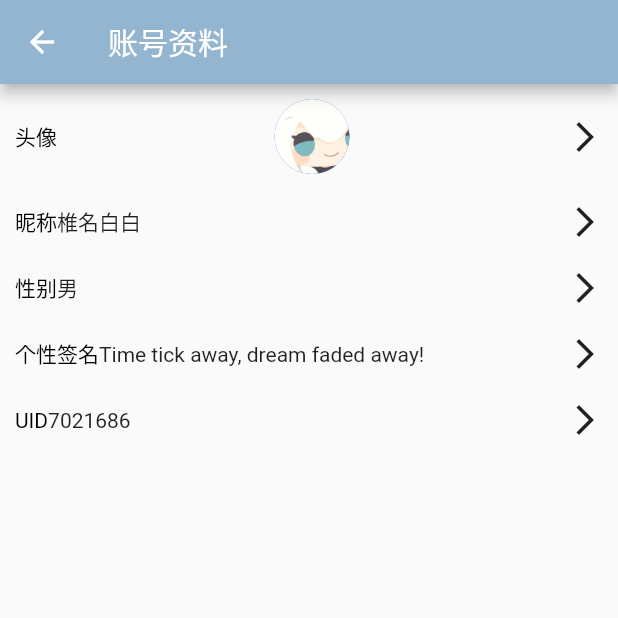
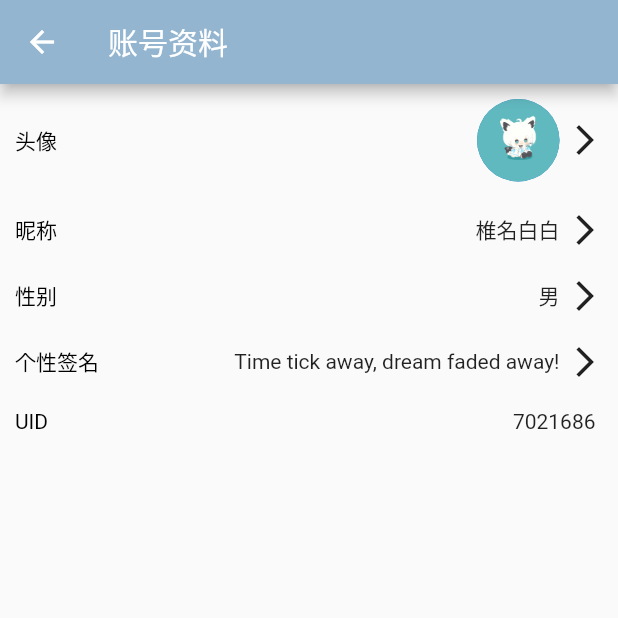
Before and after one commit to shiramashiro/qingyou_mobile, a Flutter app: the UserCenterSlice screen opened directly, on a phone screen of 412 x 824 dp, the top half of it. Run offline on Flutter 3.47's test engine with Material 2 defaults, Android fonts, the phone set to English and light mode, and no system bars; our stand-ins replace dio, flutter_easyloading; missing offline and left inert: proste_indexed_stack.

Commit message:
多功能列表组件V1.3，优化Template

```diff
--- a/lib/components/actionable_list.dart
+++ b/lib/components/actionable_list.dart
@@ -1,21 +1,23 @@
 import 'package:flutter/material.dart';
 
 typedef OnTap = void Function();
-typedef Created = Widget Function(dynamic e);
+typedef CreateContent = Widget Function(dynamic e);
 
 class ActionableListTemplate {
+  final bool isIcon;
   final String label;
   final String field;
-  final IconData icon;
-  final OnTap onTap;
-  final Created created;
+  final IconData? iconData;
+  final OnTap? onTap;
+  final CreateContent createContent;
 
   ActionableListTemplate({
     required this.label,
     required this.field,
-    this.icon = Icons.arrow_forward_ios,
-    required this.onTap,
-    required this.created,
+    this.isIcon = true,
+    this.iconData = Icons.arrow_forward_ios,
+    this.onTap,
+    required this.createContent,
   });
 }
 
@@ -44,15 +46,15 @@ class ActionableList extends StatefulWidget {
 }
 
 class _ActionableListState extends State<ActionableList> {
-  Widget _createItems(
-    int id,
-    String label,
-    String filed,
-    IconData icon,
-    OnTap onTap,
-    Created created,
-  ) {
-    Widget middle = created(filed);
+  Widget _createItem({
+    required String label,
+    required String filed,
+    IconData? iconData,
+    OnTap? onTap,
+    required CreateContent createContent,
+    required bool isIcon,
+  }) {
+    Widget middle = createContent(filed);
     return InkWell(
       onTap: onTap,
       child: Padding(
@@ -71,8 +73,16 @@ class _ActionableListState extends State<ActionableList> {
                 color: widget.labelColor,
               ),
             ),
-            Expanded(child: middle),
-            Icon(icon),
+            Expanded(
+              child: Padding(
+                padding: const EdgeInsets.only(right: 5),
+                child: Row(
+                  mainAxisAlignment: MainAxisAlignment.end,
+                  children: [middle],
+                ),
+              ),
+            ),
+            isIcon ? Icon(iconData) : Container(),
           ],
         ),
       ),
@@ -83,13 +93,13 @@ class _ActionableListState extends State<ActionableList> {
     List<Widget> list = [];
     for (int i = 0; i < widget.data.length; i++) {
       list.add(
-        _createItems(
-          i,
-          widget.template[i].label,
-          widget.data[widget.template[i].field],
-          widget.template[i].icon,
-          widget.template[i].onTap,
-          widget.template[i].created,
+        _createItem(
+          label: widget.template[i].label,
+          filed: widget.data[widget.template[i].field],
+          iconData: widget.template[i].iconData,
+          onTap: widget.template[i].onTap,
+          createContent: widget.template[i].createContent,
+          isIcon: widget.template[i].isIcon,
         ),
       );
     }
--- a/lib/slices/user_page/user_center_slice.dart
+++ b/lib/slices/user_page/user_center_slice.dart
@@ -32,31 +32,31 @@ class _UserCenterSliceState extends State<UserCenterSlice> {
             label: '头像',
             field: 'avatar',
             onTap: () {},
-            created: (e) => Avatar(url: e, size: 50),
+            createContent: (e) => Avatar(url: e, size: 55),
           ),
           ActionableListTemplate(
             label: '昵称',
             field: 'uname',
             onTap: () {},
-            created: (e) => Text(e),
+            createContent: (e) => Text(e),
           ),
           ActionableListTemplate(
             label: '性别',
             field: 'sex',
             onTap: () {},
-            created: (e) => Text(e),
+            createContent: (e) => Text(e),
           ),
           ActionableListTemplate(
             label: '个性签名',
             field: 'signature',
             onTap: () {},
-            created: (e) => Text(e),
+            createContent: (e) => Text(e),
           ),
           ActionableListTemplate(
+            isIcon: false,
             label: 'UID',
             field: 'uid',
-            onTap: () {},
-            created: (e) => Text(e),
+            createContent: (e) => Text(e),
           )
         ],
       ),
```
